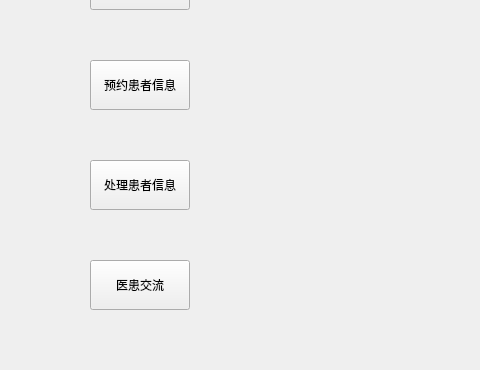
Before: the Qt Designer form demo1/docmain.ui in KeviaWang/work, drawn with Qt 5; both pictures show x 0 to 480 and y 140 to 510 of the 800 by 600 pixel window.
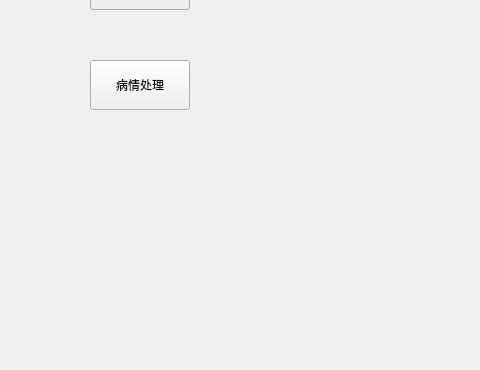
After: the same form once the commit is applied.

Diff of the .ui file:
```diff
--- a/demo1/docmain.ui
+++ b/demo1/docmain.ui
@@ -26,20 +26,7 @@
     <string>quit</string>
    </property>
   </widget>
-  <widget class="QPushButton" name="pushButton_4">
-   <property name="geometry">
-    <rect>
-     <x>90</x>
-     <y>300</y>
-     <width>100</width>
-     <height>50</height>
-    </rect>
-   </property>
-   <property name="text">
-    <string>处理患者信息</string>
-   </property>
-  </widget>
-  <widget class="QPushButton" name="pushButton_3">
+  <widget class="QPushButton" name="bingqingchuli">
    <property name="geometry">
     <rect>
      <x>90</x>
@@ -49,7 +36,7 @@
     </rect>
    </property>
    <property name="text">
-    <string>预约患者信息</string>
+    <string>病情处理</string>
    </property>
   </widget>
   <widget class="QPushButton" name="pushButton_2">
@@ -65,19 +52,6 @@
     <string>编辑个人信息</string>
    </property>
   </widget>
-  <widget class="QPushButton" name="pushButton_5">
-   <property name="geometry">
-    <rect>
-     <x>90</x>
-     <y>400</y>
-     <width>100</width>
-     <height>50</height>
-    </rect>
-   </property>
-   <property name="text">
-    <string>医患交流</string>
-   </property>
-  </widget>
  </widget>
  <resources/>
  <connections>
```
Left out of the diff: 2 changed lines with no effect on the pictures.
